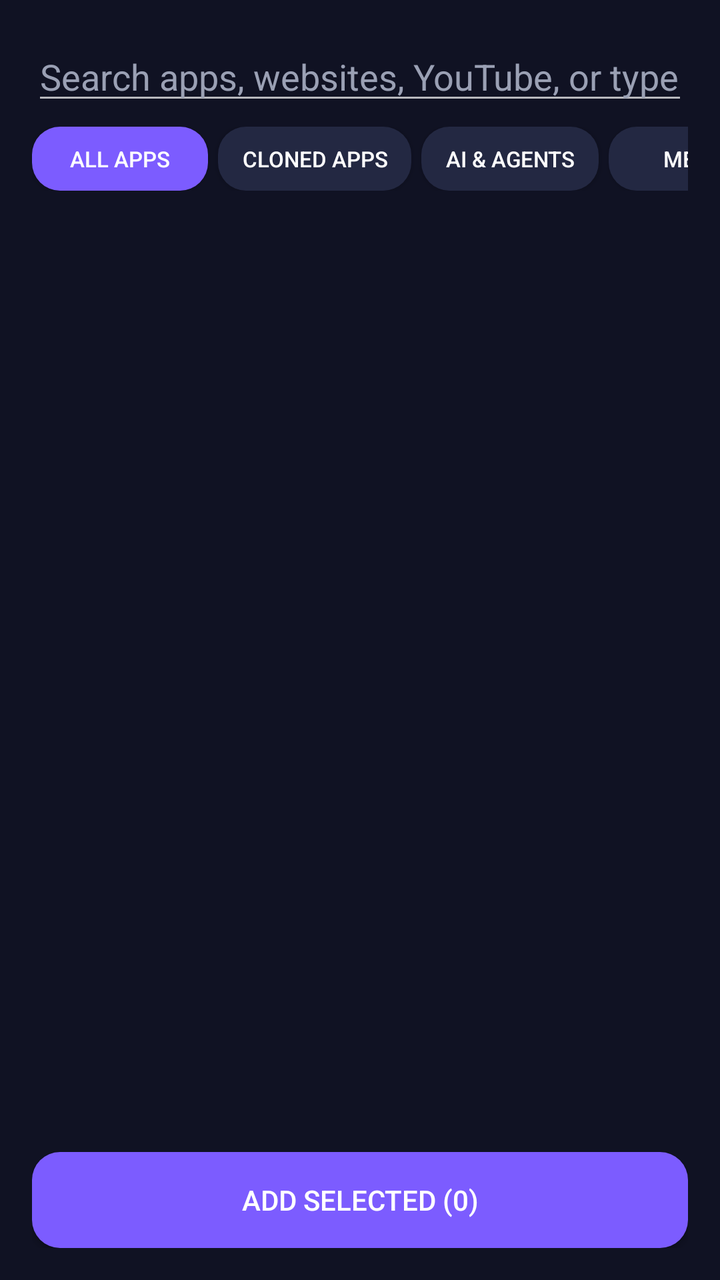
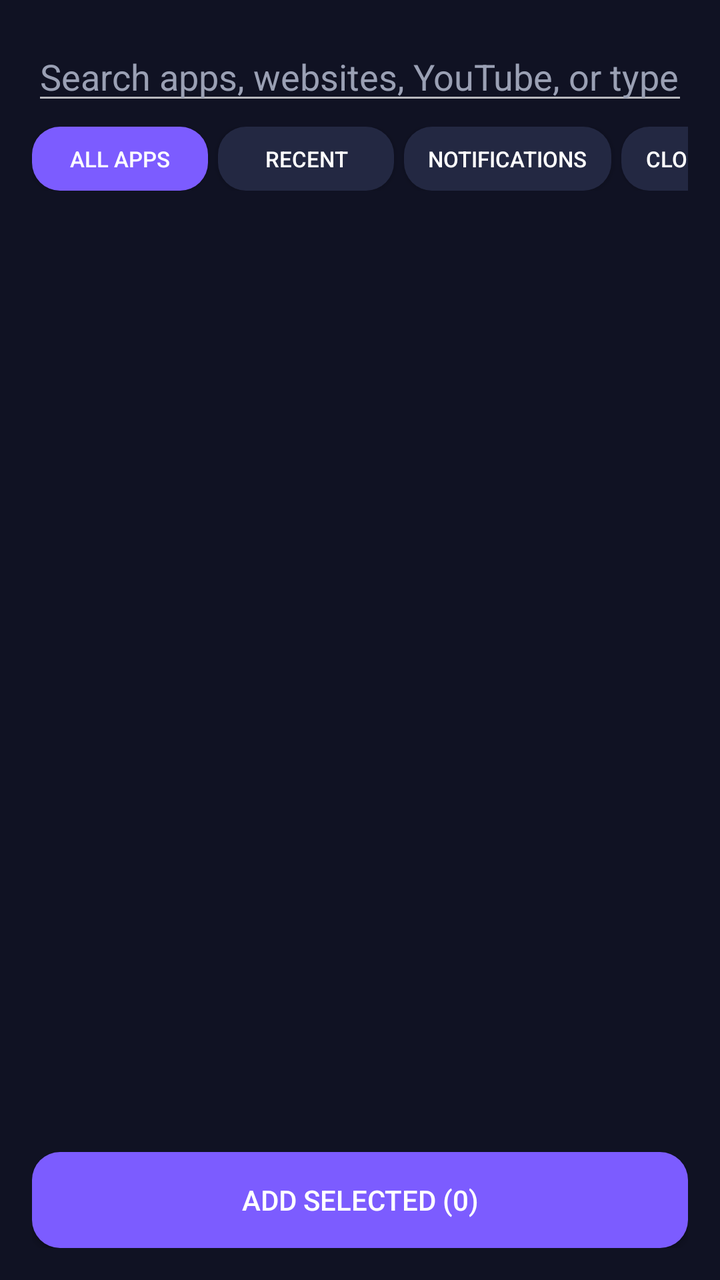

The first picture is an Android layout as it rendered before a commit; the second is the same layout after the commit. The layout source and the unified diff follow.
<!-- AndroidManifest.xml: activity theme Theme.LockLauncher.Drawer -->
<!-- res/layout/activity_app_picker.xml -->
<?xml version="1.0" encoding="utf-8"?>
<LinearLayout xmlns:android="http://schemas.android.com/apk/res/android"
    android:layout_width="match_parent"
    android:layout_height="match_parent"
    android:orientation="vertical"
    android:background="#101223"
    android:padding="16dp">

    <EditText
        android:id="@+id/search"
        android:layout_width="match_parent"
        android:layout_height="wrap_content"
        android:hint="Search apps, websites, YouTube, or type math..."
        android:textColorHint="#9AA0B4"
        android:textColor="#FFFFFF"
        android:inputType="text" />

    
    <HorizontalScrollView
        android:layout_width="match_parent"
        android:layout_height="wrap_content"
        android:scrollbars="none"
        android:paddingTop="6dp"
        android:paddingBottom="6dp">

        <LinearLayout
            android:id="@+id/category_chips"
            android:layout_width="wrap_content"
            android:layout_height="wrap_content"
            android:orientation="horizontal">

            <Button android:id="@+id/chip_all" android:layout_width="wrap_content" android:layout_height="32dp" android:background="@drawable/btn_accent" android:text="All Apps" android:textSize="11sp" android:textColor="#FFFFFF" android:paddingStart="12dp" android:paddingEnd="12dp" android:layout_marginEnd="5dp" />
            <Button android:id="@+id/chip_clones" android:layout_width="wrap_content" android:layout_height="32dp" android:background="@drawable/btn_ghost" android:text="Cloned Apps" android:textSize="11sp" android:textColor="#FFFFFF" android:paddingStart="12dp" android:paddingEnd="12dp" android:layout_marginEnd="5dp" />
            <Button android:id="@+id/chip_ai" android:layout_width="wrap_content" android:layout_height="32dp" android:background="@drawable/btn_ghost" android:text="AI &amp; Agents" android:textSize="11sp" android:textColor="#FFFFFF" android:paddingStart="12dp" android:paddingEnd="12dp" android:layout_marginEnd="5dp" />
            <Button android:id="@+id/chip_media" android:layout_width="wrap_content" android:layout_height="32dp" android:background="@drawable/btn_ghost" android:text="Media" android:textSize="11sp" android:textColor="#FFFFFF" android:paddingStart="12dp" android:paddingEnd="12dp" android:layout_marginEnd="5dp" />
            <Button android:id="@+id/chip_tools" android:layout_width="wrap_content" android:layout_height="32dp" android:background="@drawable/btn_ghost" android:text="Tools" android:textSize="11sp" android:textColor="#FFFFFF" android:paddingStart="12dp" android:paddingEnd="12dp" android:layout_marginEnd="5dp" />
            <Button android:id="@+id/chip_social" android:layout_width="wrap_content" android:layout_height="32dp" android:background="@drawable/btn_ghost" android:text="Social" android:textSize="11sp" android:textColor="#FFFFFF" android:paddingStart="12dp" android:paddingEnd="12dp" android:layout_marginEnd="5dp" />
            <Button android:id="@+id/chip_system" android:layout_width="wrap_content" android:layout_height="32dp" android:background="@drawable/btn_ghost" android:text="System" android:textSize="11sp" android:textColor="#FFFFFF" android:paddingStart="12dp" android:paddingEnd="12dp" android:layout_marginEnd="5dp" />
            <Button android:id="@+id/chip_vault" android:layout_width="wrap_content" android:layout_height="32dp" android:background="@drawable/btn_ghost" android:text="Vault" android:textSize="11sp" android:textColor="#FFBB55" android:paddingStart="12dp" android:paddingEnd="12dp" />
        </LinearLayout>
    </HorizontalScrollView>

    
    <LinearLayout
        android:id="@+id/card_calculator"
        android:layout_width="match_parent"
        android:layout_height="wrap_content"
        android:orientation="horizontal"
        android:gravity="center_vertical"
        android:background="@drawable/dock_card"
        android:padding="12dp"
        android:layout_marginBottom="8dp"
        android:visibility="gone">

        <TextView
            android:layout_width="wrap_content"
            android:layout_height="wrap_content"
            android:text="🧮"
            android:textSize="22sp"
            android:layout_marginEnd="10dp" />

        <LinearLayout
            android:layout_width="0dp"
            android:layout_height="wrap_content"
            android:layout_weight="1"
            android:orientation="vertical">

            <TextView
                android:id="@+id/text_calc_expr"
                android:layout_width="wrap_content"
                android:layout_height="wrap_content"
                android:text="45 * 12"
                android:textColor="#A0A8C0"
                android:textSize="12sp" />

            <TextView
                android:id="@+id/text_calc_result"
                android:layout_width="wrap_content"
                android:layout_height="wrap_content"
                android:text="= 540"
                android:textColor="#55E6A5"
                android:textSize="20sp"
                android:textStyle="bold" />
        </LinearLayout>

        <Button
            android:id="@+id/btn_calc_copy"
            android:layout_width="wrap_content"
            android:layout_height="32dp"
            android:background="@drawable/btn_accent"
            android:text="Copy"
            android:textColor="#FFFFFF"
            android:textSize="11sp"
            android:paddingStart="10dp"
            android:paddingEnd="10dp" />
    </LinearLayout>

    
    <LinearLayout
        android:id="@+id/card_quick_setting"
        android:layout_width="match_parent"
        android:layout_height="wrap_content"
        android:orientation="horizontal"
        android:gravity="center_vertical"
        android:background="@drawable/dock_card"
        android:padding="12dp"
        android:layout_marginBottom="8dp"
        android:visibility="gone">

        <TextView
            android:id="@+id/text_setting_icon"
            android:layout_width="wrap_content"
            android:layout_height="wrap_content"
            android:text="⚙️"
            android:textSize="22sp"
            android:layout_marginEnd="10dp" />

        <LinearLayout
            android:layout_width="0dp"
            android:layout_height="wrap_content"
            android:layout_weight="1"
            android:orientation="vertical">

            <TextView
                android:id="@+id/text_setting_title"
                android:layout_width="wrap_content"
                android:layout_height="wrap_content"
                android:text="Wi-Fi Settings"
                android:textColor="#FFFFFF"
                android:textSize="15sp"
                android:textStyle="bold" />

            <TextView
                android:layout_width="wrap_content"
                android:layout_height="wrap_content"
                android:text="Tap to open device setting directly"
                android:textColor="#8899AA"
                android:textSize="11sp" />
        </LinearLayout>

        <TextView
            android:layout_width="wrap_content"
            android:layout_height="wrap_content"
            android:text="➡️"
            android:textSize="16sp" />
    </LinearLayout>

    
    <HorizontalScrollView
        android:id="@+id/scroll_search_actions"
        android:layout_width="match_parent"
        android:layout_height="wrap_content"
        android:scrollbars="none"
        android:paddingTop="2dp"
        android:paddingBottom="6dp"
        android:visibility="gone">

        <LinearLayout
            android:layout_width="wrap_content"
            android:layout_height="wrap_content"
            android:orientation="horizontal">

            <Button android:id="@+id/btn_search_google" android:layout_width="wrap_content" android:layout_height="34dp" android:background="@drawable/btn_ghost" android:text="Google" android:textSize="11sp" android:textColor="#FFFFFF" android:layout_marginEnd="6dp" android:paddingStart="12dp" android:paddingEnd="12dp" />
            <Button android:id="@+id/btn_search_youtube" android:layout_width="wrap_content" android:layout_height="34dp" android:background="@drawable/btn_ghost" android:text="YouTube" android:textSize="11sp" android:textColor="#FFFFFF" android:layout_marginEnd="6dp" android:paddingStart="12dp" android:paddingEnd="12dp" />
            <Button android:id="@+id/btn_search_play" android:layout_width="wrap_content" android:layout_height="34dp" android:background="@drawable/btn_ghost" android:text="Play Store" android:textSize="11sp" android:textColor="#FFFFFF" android:layout_marginEnd="6dp" android:paddingStart="12dp" android:paddingEnd="12dp" />
            <Button android:id="@+id/btn_search_web" android:layout_width="wrap_content" android:layout_height="34dp" android:background="@drawable/btn_accent" android:text="Open Web App" android:textSize="11sp" android:textColor="#FFFFFF" android:paddingStart="12dp" android:paddingEnd="12dp" />
        </LinearLayout>
    </HorizontalScrollView>

    
    <RelativeLayout
        android:layout_width="match_parent"
        android:layout_height="0dp"
        android:layout_weight="1">

        <ListView
            android:id="@+id/app_list"
            android:layout_width="match_parent"
            android:layout_height="match_parent"
            android:layout_alignParentStart="true"
            android:layout_toStartOf="@+id/alphabet_scrubber"
            android:divider="@null"
            android:dividerHeight="8dp" />

        
        <LinearLayout
            android:id="@+id/alphabet_scrubber"
            android:layout_width="22dp"
            android:layout_height="match_parent"
            android:layout_alignParentEnd="true"
            android:gravity="center"
            android:orientation="vertical"
            android:paddingTop="2dp"
            android:paddingBottom="2dp" />

        
        <TextView
            android:id="@+id/scrubber_bubble"
            android:layout_width="68dp"
            android:layout_height="68dp"
            android:layout_centerInParent="true"
            android:background="@drawable/dock_card"
            android:gravity="center"
            android:textColor="#FFFFFF"
            android:textSize="32sp"
            android:textStyle="bold"
            android:visibility="gone" />
    </RelativeLayout>

    <Button
        android:id="@+id/btn_add_selected"
        android:layout_width="match_parent"
        android:layout_height="wrap_content"
        android:layout_marginTop="8dp"
        android:background="@drawable/btn_accent"
        android:text="Add selected (0)"
        android:textColor="#FFFFFF" />
</LinearLayout>
<!-- resources referenced by this layout -->
<resources>
  <!-- drawable btn_accent (drawable) -->
  <?xml version="1.0" encoding="utf-8"?>
  <shape xmlns:android="http://schemas.android.com/apk/res/android"
      android:shape="rectangle">
      <corners android:radius="14dp" />
      <solid android:color="#FF7C5CFF" />
  </shape>
  <!-- drawable btn_ghost (drawable) -->
  <?xml version="1.0" encoding="utf-8"?>
  <shape xmlns:android="http://schemas.android.com/apk/res/android"
      android:shape="rectangle">
      <corners android:radius="14dp" />
      <solid android:color="#FF232842" />
  </shape>
  <!-- drawable dock_card (drawable) -->
  <?xml version="1.0" encoding="utf-8"?>
  <shape xmlns:android="http://schemas.android.com/apk/res/android"
      android:shape="rectangle">
      <corners android:radius="28dp" />
      <solid android:color="#CC12141F" />
      <stroke android:width="1dp" android:color="#22FFFFFF" />
  </shape>
  <style name="Theme.LockLauncher.Drawer" parent="@android:style/Theme.Material.NoActionBar">
          <item name="android:windowIsTranslucent">true</item>
          <item name="android:windowBackground">#D90A0D18</item>
          <item name="android:windowContentOverlay">@null</item>
          <item name="android:windowNoTitle">true</item>
          <item name="android:windowAnimationStyle">@style/DrawerAnimation</item>
          <item name="android:statusBarColor">#00000000</item>
          <item name="android:navigationBarColor">#00000000</item>
          <item name="android:windowDrawsSystemBarBackgrounds">true</item>
      </style>
  <style name="DrawerAnimation" parent="@android:style/Animation.Activity">
          <item name="android:activityOpenEnterAnimation">@anim/drawer_slide_up</item>
          <item name="android:activityOpenExitAnimation">@anim/launcher_fade_out</item>
          <item name="android:activityCloseEnterAnimation">@anim/launcher_fade_in</item>
          <item name="android:activityCloseExitAnimation">@anim/drawer_slide_down</item>
      </style>
</resources>

<!-- the commit's change to res/layout/activity_app_picker.xml (unified diff, before → after) -->
@@ -30,6 +30,8 @@
             android:orientation="horizontal">
 
             <Button android:id="@+id/chip_all" android:layout_width="wrap_content" android:layout_height="32dp" android:background="@drawable/btn_accent" android:text="All Apps" android:textSize="11sp" android:textColor="#FFFFFF" android:paddingStart="12dp" android:paddingEnd="12dp" android:layout_marginEnd="5dp" />
+            <Button android:id="@+id/chip_recent" android:layout_width="wrap_content" android:layout_height="32dp" android:background="@drawable/btn_ghost" android:text="Recent" android:textSize="11sp" android:textColor="#FFFFFF" android:paddingStart="12dp" android:paddingEnd="12dp" android:layout_marginEnd="5dp" />
+            <Button android:id="@+id/chip_notifications" android:layout_width="wrap_content" android:layout_height="32dp" android:background="@drawable/btn_ghost" android:text="Notifications" android:textSize="11sp" android:textColor="#FFFFFF" android:paddingStart="12dp" android:paddingEnd="12dp" android:layout_marginEnd="5dp" />
             <Button android:id="@+id/chip_clones" android:layout_width="wrap_content" android:layout_height="32dp" android:background="@drawable/btn_ghost" android:text="Cloned Apps" android:textSize="11sp" android:textColor="#FFFFFF" android:paddingStart="12dp" android:paddingEnd="12dp" android:layout_marginEnd="5dp" />
             <Button android:id="@+id/chip_ai" android:layout_width="wrap_content" android:layout_height="32dp" android:background="@drawable/btn_ghost" android:text="AI &amp; Agents" android:textSize="11sp" android:textColor="#FFFFFF" android:paddingStart="12dp" android:paddingEnd="12dp" android:layout_marginEnd="5dp" />
             <Button android:id="@+id/chip_media" android:layout_width="wrap_content" android:layout_height="32dp" android:background="@drawable/btn_ghost" android:text="Media" android:textSize="11sp" android:textColor="#FFFFFF" android:paddingStart="12dp" android:paddingEnd="12dp" android:layout_marginEnd="5dp" />
